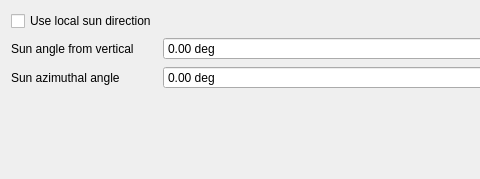
shipilovden/substrata-metasiberia, file gui_client/EnvironmentOptionsWidget.ui: the form before one commit; both pictures show x 0 to 480 and y 0 to 179 of the 761 by 179 pixel window.
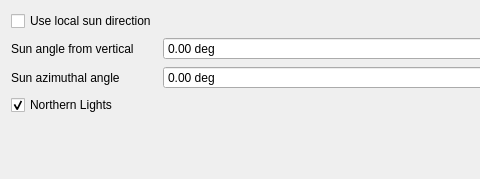
The form after the commit. Custom widgets are drawn as their Qt base class.

Commit message:
Fix Northern Lights toggle: prevent aurora texture caching when disabled
- Fixed issue where Northern Lights checkbox could not turn off aurora after being enabled once
- Changed texture binding logic to use dummy_black_tex when draw_aurora=false
- Added debug output for troubleshooting
- Northern Lights now properly turns on/off via Environment panel checkbox

The edit to the form file:
```diff
--- a/gui_client/EnvironmentOptionsWidget.ui
+++ b/gui_client/EnvironmentOptionsWidget.ui
@@ -61,6 +61,16 @@
      </property>
     </widget>
    </item>
+   <item row="5" column="0">
+    <widget class="QCheckBox" name="northernLightsCheckBox">
+     <property name="text">
+      <string>Northern Lights</string>
+     </property>
+     <property name="checked">
+      <bool>true</bool>
+     </property>
+    </widget>
+   </item>
   </layout>
  </widget>
  <customwidgets>
```
The commit also changes 6 other files.
